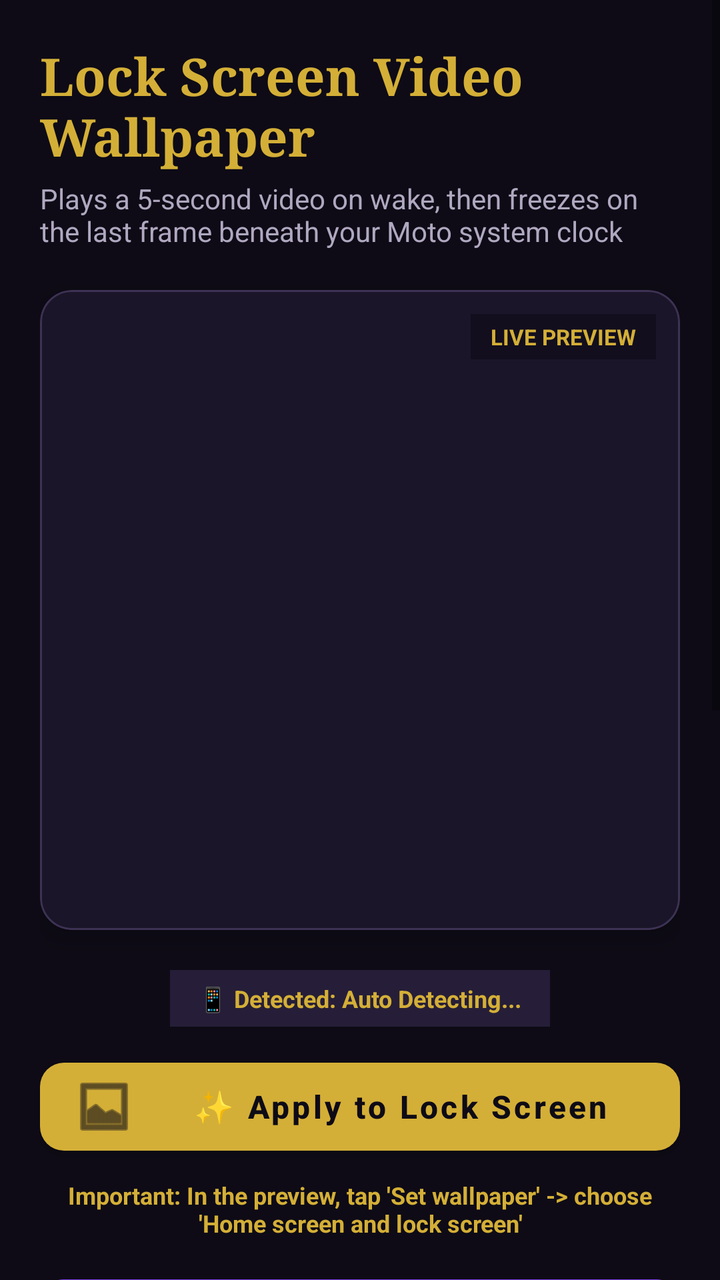
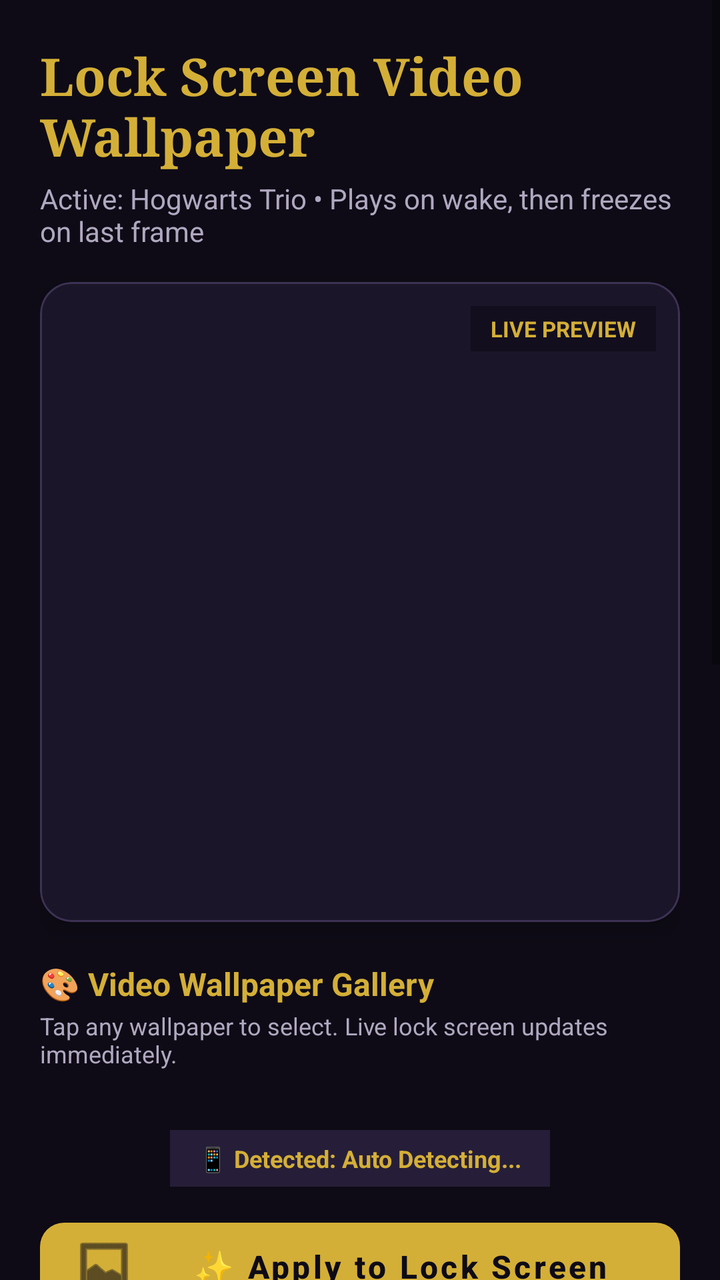

Compare the two renders of this Android layout. The source of the first and the diff that turns it into the second are given below.
<!-- AndroidManifest.xml: application theme Theme.VideoLockScreen -->
<!-- res/layout/activity_main.xml -->
<?xml version="1.0" encoding="utf-8"?>
<ScrollView xmlns:android="http://schemas.android.com/apk/res/android"
    xmlns:app="http://schemas.android.com/apk/res-auto"
    android:layout_width="match_parent"
    android:layout_height="match_parent"
    android:background="#0E0B16"
    android:fillViewport="true">

    <LinearLayout
        android:layout_width="match_parent"
        android:layout_height="wrap_content"
        android:orientation="vertical"
        android:padding="20dp">

        
        <TextView
            android:layout_width="match_parent"
            android:layout_height="wrap_content"
            android:text="Lock Screen Video Wallpaper"
            android:textColor="#D4AF37"
            android:textSize="26sp"
            android:textStyle="bold"
            android:fontFamily="serif" />

        <TextView
            android:layout_width="match_parent"
            android:layout_height="wrap_content"
            android:layout_marginTop="4dp"
            android:text="Plays a 5-second video on wake, then freezes on the last frame beneath your Moto system clock"
            android:textColor="#B0A8C0"
            android:textSize="14sp" />

        
        <com.google.android.material.card.MaterialCardView
            android:layout_width="match_parent"
            android:layout_height="320dp"
            android:layout_marginTop="20dp"
            app:cardBackgroundColor="#1A1528"
            app:cardCornerRadius="16dp"
            app:cardElevation="6dp"
            app:strokeColor="#3D3254"
            app:strokeWidth="1dp">

            <FrameLayout
                android:layout_width="match_parent"
                android:layout_height="match_parent">

                <TextureView
                    android:id="@+id/previewTextureView"
                    android:layout_width="match_parent"
                    android:layout_height="match_parent" />

                <TextView
                    android:layout_width="wrap_content"
                    android:layout_height="wrap_content"
                    android:layout_gravity="top|end"
                    android:layout_margin="12dp"
                    android:background="#990E0B16"
                    android:paddingHorizontal="10dp"
                    android:paddingVertical="4dp"
                    android:text="LIVE PREVIEW"
                    android:textColor="#D4AF37"
                    android:textSize="11sp"
                    android:textStyle="bold" />
            </FrameLayout>
        </com.google.android.material.card.MaterialCardView>

        
        <TextView
            android:id="@+id/tvDeviceBrand"
            android:layout_width="wrap_content"
            android:layout_height="wrap_content"
            android:layout_gravity="center_horizontal"
            android:layout_marginTop="20dp"
            android:background="#261E38"
            android:paddingHorizontal="14dp"
            android:paddingVertical="6dp"
            android:text="📱 Detected: Auto Detecting..."
            android:textColor="#D4AF37"
            android:textSize="12sp"
            android:textStyle="bold" />

        
        <com.google.android.material.button.MaterialButton
            android:id="@+id/btnSetWallpaper"
            android:layout_width="match_parent"
            android:layout_height="56dp"
            android:layout_marginTop="12dp"
            android:text="✨ Apply to Lock Screen"
            android:textAllCaps="false"
            android:textColor="#0E0B16"
            android:textSize="16sp"
            android:textStyle="bold"
            app:backgroundTint="#D4AF37"
            app:cornerRadius="12dp"
            app:icon="@android:drawable/ic_menu_gallery"
            app:iconTint="#0E0B16" />

        <TextView
            android:id="@+id/tvPrimaryInstruction"
            android:layout_width="match_parent"
            android:layout_height="wrap_content"
            android:layout_marginTop="8dp"
            android:gravity="center"
            android:text="Important: In the preview, tap 'Set wallpaper' -> choose 'Home screen and lock screen'"
            android:textColor="#D4AF37"
            android:textSize="12sp"
            android:textStyle="bold" />

        
        <com.google.android.material.button.MaterialButton
            android:id="@+id/btnDirectGalleryHandOff"
            style="@style/Widget.MaterialComponents.Button.OutlinedButton"
            android:layout_width="match_parent"
            android:layout_height="wrap_content"
            android:layout_marginTop="14dp"
            android:text="🎬 Direct Video Hand-off (Open in Phone Gallery)"
            android:textAllCaps="false"
            android:textColor="#F3E8FF"
            app:strokeColor="#7C3AED"
            app:cornerRadius="12dp" />

        <com.google.android.material.button.MaterialButton
            android:id="@+id/btnClearLockOverride"
            style="@style/Widget.MaterialComponents.Button.OutlinedButton"
            android:layout_width="match_parent"
            android:layout_height="wrap_content"
            android:layout_marginTop="8dp"
            android:text="🔄 Fix Lock Screen (Remove Old Photo Override)"
            android:textAllCaps="false"
            android:textColor="#E0D7F5"
            app:strokeColor="#5B4A78"
            app:cornerRadius="12dp" />

        <com.google.android.material.button.MaterialButton
            android:id="@+id/btnExportVideo"
            style="@style/Widget.MaterialComponents.Button.TextButton"
            android:layout_width="match_parent"
            android:layout_height="wrap_content"
            android:layout_marginTop="4dp"
            android:text="📁 Choose Folder &amp; Save Video (Manual Fallback)"
            android:textAllCaps="false"
            android:textColor="#A78BFA"
            android:textSize="13sp" />

        
        <com.google.android.material.card.MaterialCardView
            android:layout_width="match_parent"
            android:layout_height="wrap_content"
            android:layout_marginTop="24dp"
            app:cardBackgroundColor="#1A1528"
            app:cardCornerRadius="16dp"
            app:cardElevation="4dp"
            app:strokeColor="#3D3254"
            app:strokeWidth="1dp">

            <LinearLayout
                android:layout_width="match_parent"
                android:layout_height="wrap_content"
                android:orientation="vertical"
                android:padding="16dp">

                <TextView
                    android:layout_width="wrap_content"
                    android:layout_height="wrap_content"
                    android:text="Playback Behavior"
                    android:textColor="#D4AF37"
                    android:textSize="16sp"
                    android:textStyle="bold" />

                
                <RadioGroup
                    android:id="@+id/rgPlaybackMode"
                    android:layout_width="match_parent"
                    android:layout_height="wrap_content"
                    android:layout_marginTop="12dp">

                    <RadioButton
                        android:id="@+id/rbFreezeLastFrame"
                        android:layout_width="match_parent"
                        android:layout_height="wrap_content"
                        android:checked="true"
                        android:text="Wake Animation (Play 5s, freeze on final frame)"
                        android:textColor="#FFFFFF"
                        android:buttonTint="#D4AF37" />

                    <RadioButton
                        android:id="@+id/rbLoop"
                        android:layout_width="match_parent"
                        android:layout_height="wrap_content"
                        android:layout_marginTop="6dp"
                        android:text="Continuous Loop Animation"
                        android:textColor="#FFFFFF"
                        android:buttonTint="#D4AF37" />
                </RadioGroup>

                <View
                    android:layout_width="match_parent"
                    android:layout_height="1dp"
                    android:layout_marginVertical="14dp"
                    android:background="#2E2642" />

                
                <com.google.android.material.switchmaterial.SwitchMaterial
                    android:id="@+id/switchMute"
                    android:layout_width="match_parent"
                    android:layout_height="wrap_content"
                    android:checked="true"
                    android:text="Mute Video Audio (Silent on Lock)"
                    android:textColor="#FFFFFF"
                    app:thumbTint="#D4AF37"
                    app:trackTint="#5A4B75" />

            </LinearLayout>
        </com.google.android.material.card.MaterialCardView>

        <TextView
            android:id="@+id/tvAppInfo"
            android:layout_width="match_parent"
            android:layout_height="wrap_content"
            android:layout_marginTop="24dp"
            android:gravity="center"
            android:text="Pure Native Live Wallpaper • Zero Overlays • No Popup Delay"
            android:textColor="#665D7A"
            android:textSize="12sp" />

    </LinearLayout>
</ScrollView>
<!-- resources referenced by this layout -->
<resources>
  <style name="Theme.VideoLockScreen" parent="Theme.MaterialComponents.DayNight.NoActionBar">
          <item name="colorPrimary">@color/gold_primary</item>
          <item name="colorSecondary">@color/accent_glow</item>
          <item name="android:windowBackground">@color/bg_dark</item>
          <item name="android:statusBarColor">@color/bg_dark</item>
          <item name="android:navigationBarColor">@color/bg_dark</item>
      </style>
  <color name="gold_primary">#D4AF37</color>
  <color name="accent_glow">#9370DB</color>
  <color name="bg_dark">#0E0B16</color>
</resources>

<!-- the commit's change to res/layout/activity_main.xml (unified diff, before → after) -->
@@ -23,10 +23,11 @@
             android:fontFamily="serif" />
 
         <TextView
+            android:id="@+id/tvActiveWallpaperSubtitle"
             android:layout_width="match_parent"
             android:layout_height="wrap_content"
             android:layout_marginTop="4dp"
-            android:text="Plays a 5-second video on wake, then freezes on the last frame beneath your Moto system clock"
+            android:text="Active: Hogwarts Trio • Plays on wake, then freezes on last frame"
             android:textColor="#B0A8C0"
             android:textSize="14sp" />
 
@@ -34,7 +35,7 @@
         <com.google.android.material.card.MaterialCardView
             android:layout_width="match_parent"
             android:layout_height="320dp"
-            android:layout_marginTop="20dp"
+            android:layout_marginTop="16dp"
             app:cardBackgroundColor="#1A1528"
             app:cardCornerRadius="16dp"
             app:cardElevation="6dp"
@@ -51,6 +52,7 @@
                     android:layout_height="match_parent" />
 
                 <TextView
+                    android:id="@+id/tvPreviewBadge"
                     android:layout_width="wrap_content"
                     android:layout_height="wrap_content"
                     android:layout_gravity="top|end"
@@ -66,6 +68,68 @@
         </com.google.android.material.card.MaterialCardView>
 
         
+        <LinearLayout
+            android:layout_width="match_parent"
+            android:layout_height="wrap_content"
+            android:layout_marginTop="20dp"
+            android:orientation="vertical">
+
+            <TextView
+                android:layout_width="wrap_content"
+                android:layout_height="wrap_content"
+                android:text="🎨 Video Wallpaper Gallery"
+                android:textColor="#D4AF37"
+                android:textSize="16sp"
+                android:textStyle="bold" />
+
+            <TextView
+                android:layout_width="wrap_content"
+                android:layout_height="wrap_content"
+                android:layout_marginTop="2dp"
+                android:text="Tap any wallpaper to select. Live lock screen updates immediately."
+                android:textColor="#B0A8C0"
+                android:textSize="12sp" />
+
+            
+            <LinearLayout
+                android:id="@+id/layoutImporting"
+                android:layout_width="match_parent"
+                android:layout_height="wrap_content"
+                android:layout_marginTop="8dp"
+                android:background="#261E38"
+                android:gravity="center_vertical"
+                android:orientation="horizontal"
+                android:padding="10dp"
+                android:visibility="gone">
+
+                <ProgressBar
+                    android:layout_width="22dp"
+                    android:layout_height="22dp"
+                    android:indeterminateTint="#D4AF37" />
+
+                <TextView
+                    android:id="@+id/tvImportingStatus"
+                    android:layout_width="wrap_content"
+                    android:layout_height="wrap_content"
+                    android:layout_marginStart="12dp"
+                    android:text="Importing and optimizing video..."
+                    android:textColor="#F3E8FF"
+                    android:textSize="12sp" />
+            </LinearLayout>
+
+            
+            <androidx.recyclerview.widget.RecyclerView
+                android:id="@+id/rvWallpapers"
+                android:layout_width="match_parent"
+                android:layout_height="wrap_content"
+                android:layout_marginTop="10dp"
+                android:clipToPadding="false"
+                android:nestedScrollingEnabled="false"
+                android:orientation="horizontal"
+                android:overScrollMode="never" />
+        </LinearLayout>
+
+        
         <TextView
             android:id="@+id/tvDeviceBrand"
             android:layout_width="wrap_content"
@@ -117,8 +181,8 @@
             android:text="🎬 Direct Video Hand-off (Open in Phone Gallery)"
             android:textAllCaps="false"
             android:textColor="#F3E8FF"
-            app:strokeColor="#7C3AED"
-            app:cornerRadius="12dp" />
+            app:cornerRadius="12dp"
+            app:strokeColor="#7C3AED" />
 
         <com.google.android.material.button.MaterialButton
             android:id="@+id/btnClearLockOverride"
@@ -129,8 +193,8 @@
             android:text="🔄 Fix Lock Screen (Remove Old Photo Override)"
             android:textAllCaps="false"
             android:textColor="#E0D7F5"
-            app:strokeColor="#5B4A78"
-            app:cornerRadius="12dp" />
+            app:cornerRadius="12dp"
+            app:strokeColor="#5B4A78" />
 
         <com.google.android.material.button.MaterialButton
             android:id="@+id/btnExportVideo"
@@ -179,19 +243,19 @@
                         android:id="@+id/rbFreezeLastFrame"
                         android:layout_width="match_parent"
                         android:layout_height="wrap_content"
+                        android:buttonTint="#D4AF37"
                         android:checked="true"
                         android:text="Wake Animation (Play 5s, freeze on final frame)"
-                        android:textColor="#FFFFFF"
-                        android:buttonTint="#D4AF37" />
+                        android:textColor="#FFFFFF" />
 
                     <RadioButton
                         android:id="@+id/rbLoop"
                         android:layout_width="match_parent"
                         android:layout_height="wrap_content"
                         android:layout_marginTop="6dp"
+                        android:buttonTint="#D4AF37"
                         android:text="Continuous Loop Animation"
-                        android:textColor="#FFFFFF"
-                        android:buttonTint="#D4AF37" />
+                        android:textColor="#FFFFFF" />
                 </RadioGroup>
 
                 <View
